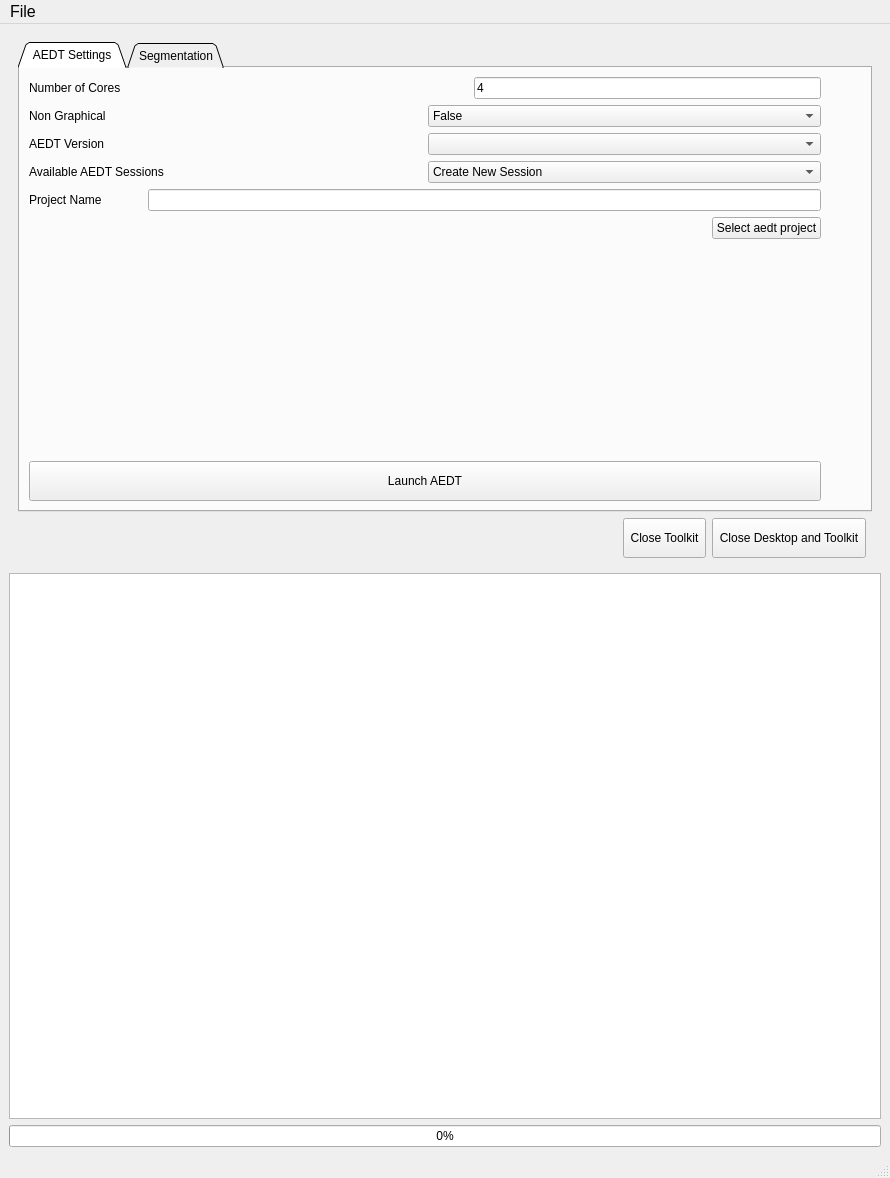
First picture: the form in src/ansys/aedt/toolkits/magnet_segmentation/ui/common/toolkit.ui, repository ansys/magnet-segmentation-toolkit, before the edit.
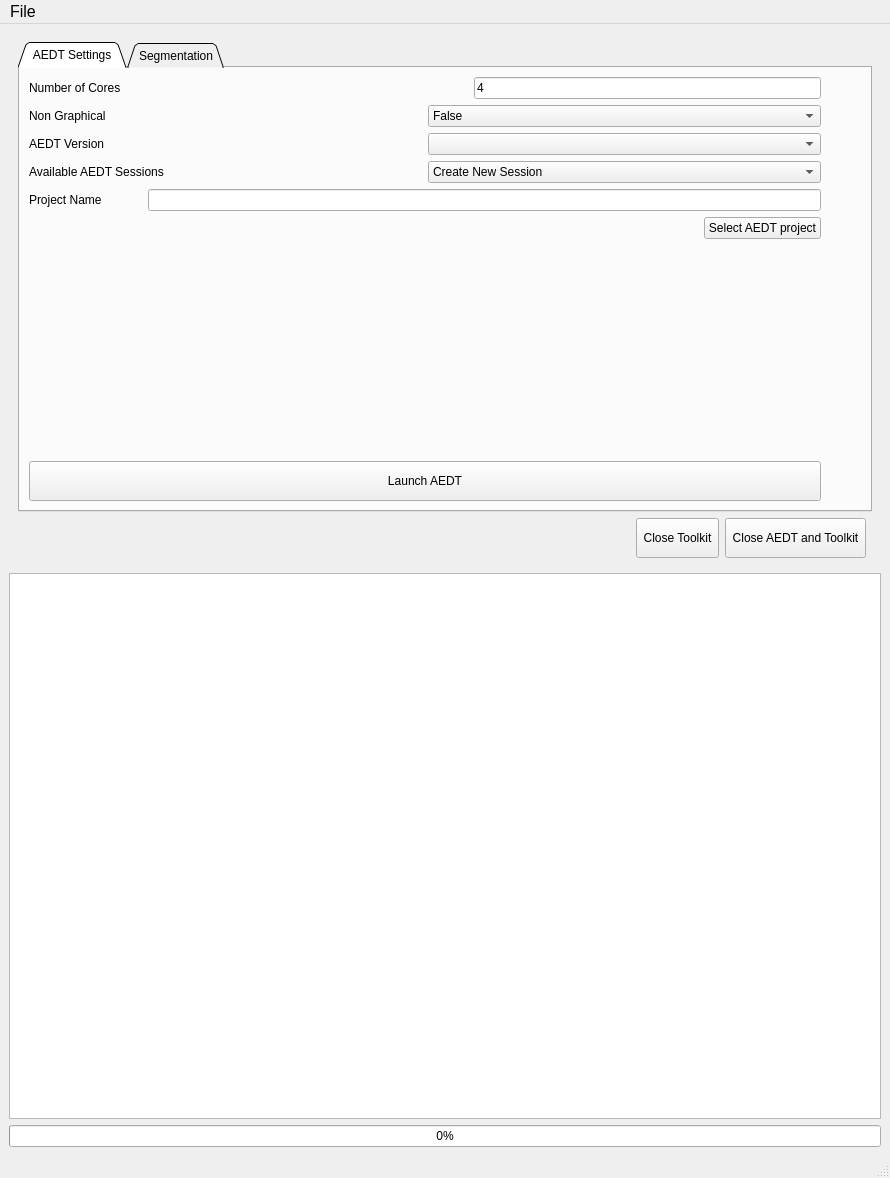
Second picture: the form after the edit.

Commit message: MISC: update ui button names

```diff
--- a/src/ansys/aedt/toolkits/magnet_segmentation/ui/common/toolkit.ui
+++ b/src/ansys/aedt/toolkits/magnet_segmentation/ui/common/toolkit.ui
@@ -71,7 +71,7 @@
           </size>
          </property>
          <property name="text">
-          <string> Close Desktop and Toolkit </string>
+          <string> Close AEDT and Toolkit </string>
          </property>
         </widget>
        </item>
@@ -234,7 +234,7 @@
                <item>
                 <widget class="QPushButton" name="browse_project">
                  <property name="text">
-                  <string>Select aedt project</string>
+                  <string>Select AEDT project</string>
                  </property>
                 </widget>
                </item>
```
The commit also changes 2 other files.
